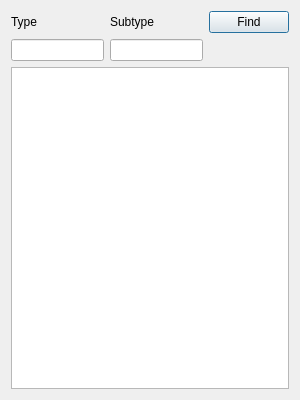
First picture: the form in dsvedit/entity_search.ui, repository LagoLunatic/DSVEdit, before the edit.
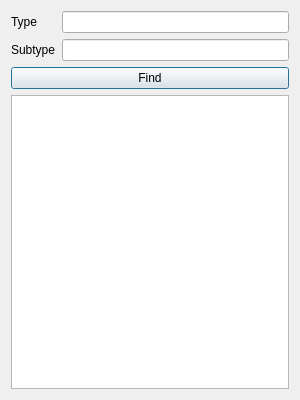
Second picture: the form after the edit.

Commit message: Entity search: Fix ui

Patch:
```diff
--- a/dsvedit/entity_search.ui
+++ b/dsvedit/entity_search.ui
@@ -15,36 +15,36 @@
   </property>
   <layout class="QVBoxLayout" name="verticalLayout">
    <item>
-    <layout class="QGridLayout" name="gridLayout">
-     <item row="1" column="0">
+    <layout class="QFormLayout" name="formLayout">
+     <item row="0" column="0">
       <widget class="QLabel" name="label">
        <property name="text">
         <string>Type</string>
        </property>
       </widget>
      </item>
-     <item row="2" column="1">
-      <widget class="QLineEdit" name="subtype"/>
-     </item>
-     <item row="2" column="0">
-      <widget class="QLineEdit" name="type"/>
-     </item>
-     <item row="1" column="1">
+     <item row="1" column="0">
       <widget class="QLabel" name="label_2">
        <property name="text">
         <string>Subtype</string>
        </property>
       </widget>
      </item>
-     <item row="1" column="2">
-      <widget class="QPushButton" name="find_button">
-       <property name="text">
-        <string>Find</string>
-       </property>
-      </widget>
+     <item row="0" column="1">
+      <widget class="QLineEdit" name="type"/>
+     </item>
+     <item row="1" column="1">
+      <widget class="QLineEdit" name="subtype"/>
      </item>
     </layout>
    </item>
+   <item>
+    <widget class="QPushButton" name="find_button">
+     <property name="text">
+      <string>Find</string>
+     </property>
+    </widget>
+   </item>
    <item>
     <widget class="QListWidget" name="room_list"/>
    </item>
```
